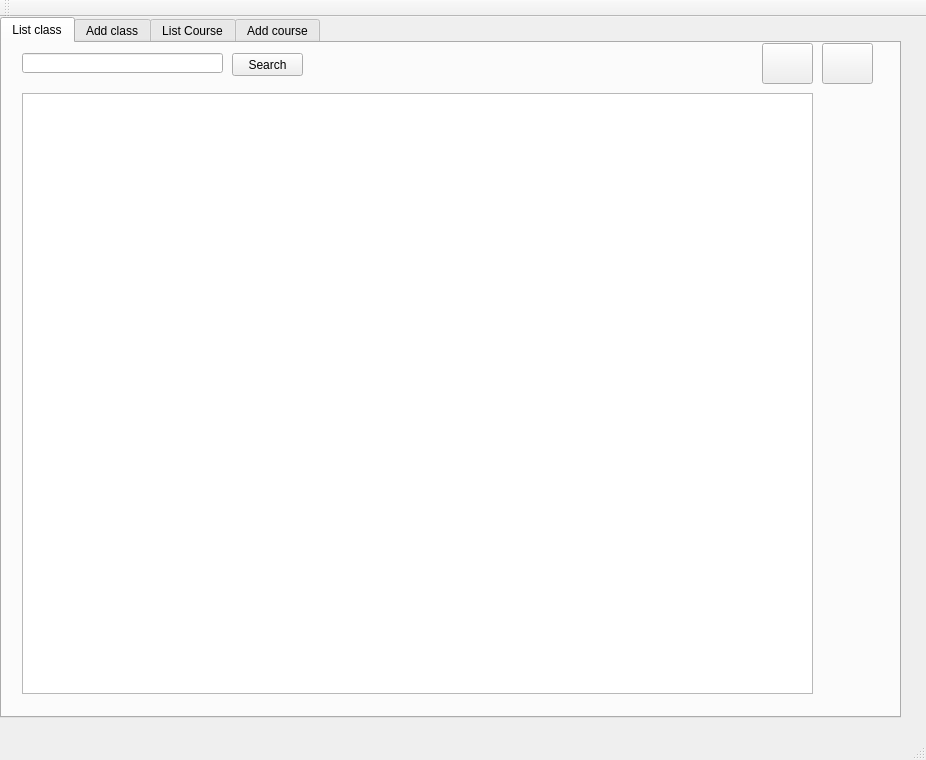
The window that myclass/myclass.ui (ndaonguyen/QT_FileDB_ECL) describes before a commit, drawn with Qt 5.
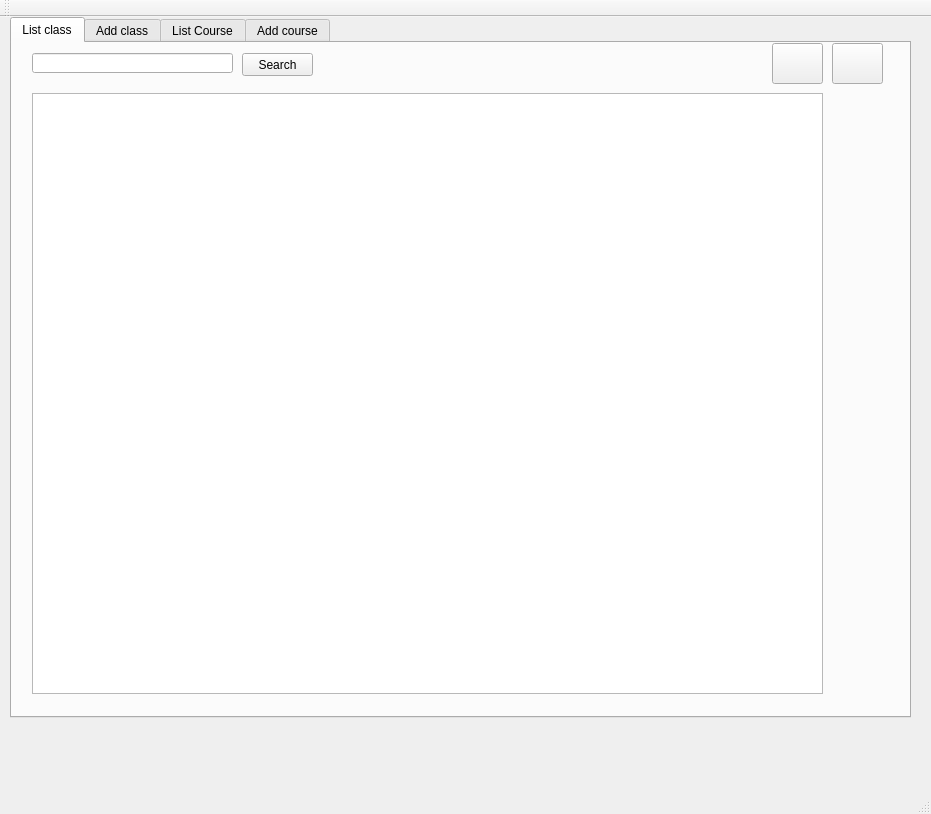
The same window after the commit. The open tabs and pages were chosen to show the change. Icons and pictures are not drawn.

The edit to the form file:
```diff
--- a/myclass/myclass.ui
+++ b/myclass/myclass.ui
@@ -6,8 +6,8 @@
    <rect>
     <x>0</x>
     <y>0</y>
-    <width>926</width>
-    <height>760</height>
+    <width>931</width>
+    <height>814</height>
    </rect>
   </property>
   <property name="windowTitle">
@@ -17,7 +17,7 @@
    <widget class="QTabWidget" name="mainTab">
     <property name="geometry">
      <rect>
-      <x>0</x>
+      <x>10</x>
       <y>0</y>
       <width>901</width>
       <height>701</height>
```
Left out of the diff: 70 changed lines with no effect on the pictures.
